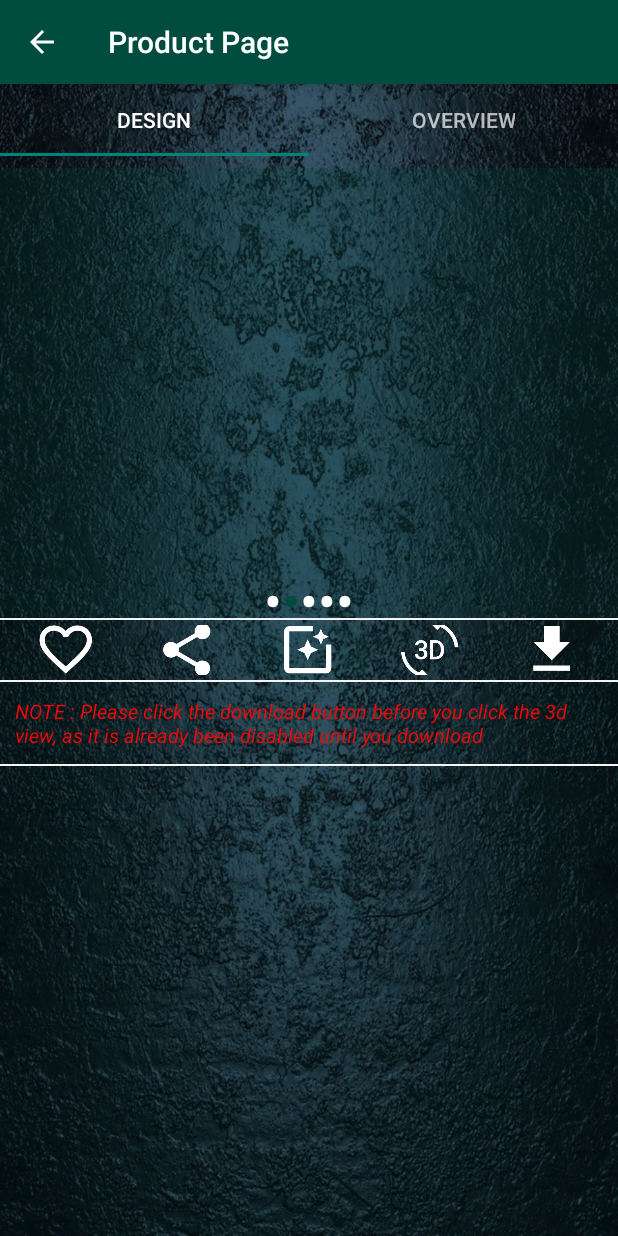
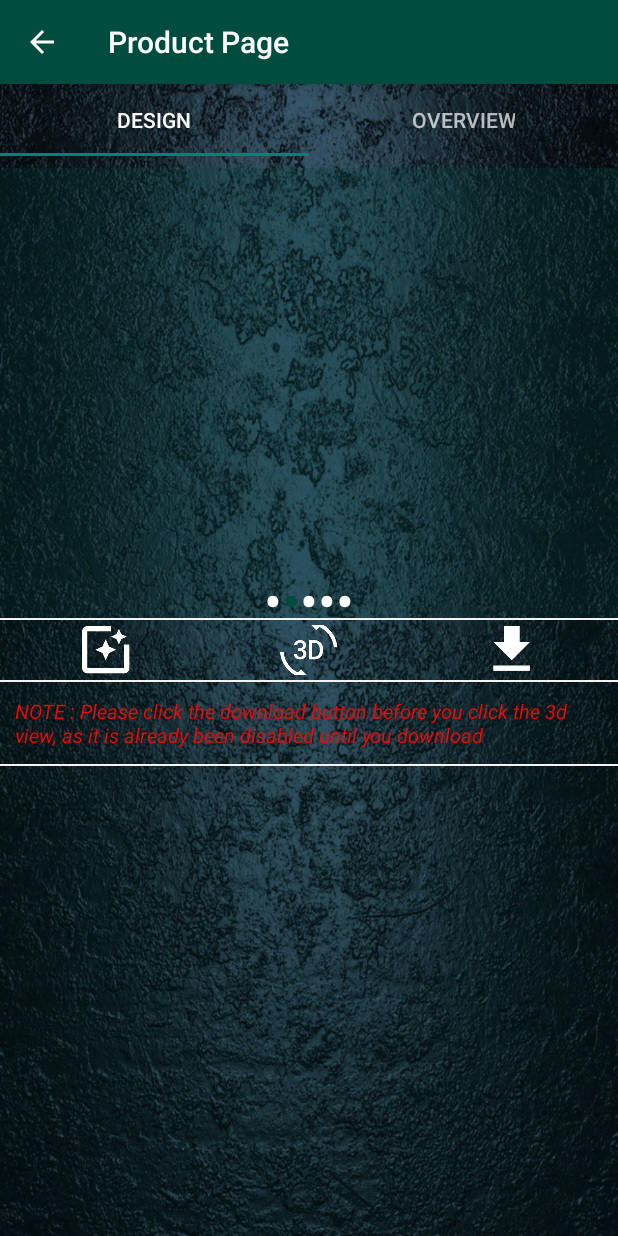
Before and after one commit to RamakrishnaKatta/Lcatalog_Module_AndroidApp, an Android app: the Fragment_ProductImages screen opened directly, with no data from a screen before it, on a phone screen of 412 x 824 dp. Run offline under Robolectric (Android 15) with nearby library versions, the phone set to English and light mode, and no system bars; our stand-ins replace Volley; plain views replace fav_like_view; network calls fail; 25 statements that could not run were skipped.

Commit message:
minor changes

```diff
--- a/app/src/main/java/com/lucidleanlabs/dev/lcatalog_module/Fragment_ProductImages.java
+++ b/app/src/main/java/com/lucidleanlabs/dev/lcatalog_module/Fragment_ProductImages.java
@@ -145,11 +145,11 @@ public class Fragment_ProductImages extends Fragment {
             }
         });
 
-        Article_ZipFileLocation = Environment.getExternalStorageDirectory() + "/L_CATALOGUE/Models/" + article_name + "/" + article_id + ".zip";
+        Article_ZipFileLocation = Environment.getExternalStorageDirectory() + "/L_CATALOG-MODULE/Models/" + article_name + "/" + article_id + ".zip";
         Log.e(TAG, "ZipFileLocation--" + Article_ZipFileLocation);
-        Article_ExtractLocation = Environment.getExternalStorageDirectory() + "/L_CATALOGUE/Models/" + article_name + "/";
+        Article_ExtractLocation = Environment.getExternalStorageDirectory() + "/L_CATALOG-MODULE/Models/" + article_name + "/";
         Log.e(TAG, "ExtractLocation--" + Article_ExtractLocation);
-        Article_3DSFileLocation = Environment.getExternalStorageDirectory() + "/L_CATALOGUE/Models/" + article_name + "/article_view.3ds";
+        Article_3DSFileLocation = Environment.getExternalStorageDirectory() + "/L_CATALOG-MODULE/Models/" + article_name + "/article_view.3ds";
         Log.e(TAG, "Object3DFileLocation--" + Article_3DSFileLocation);
 
         note = (LinearLayout) view.findViewById(R.id.download_note);
@@ -230,7 +230,7 @@ public class Fragment_ProductImages extends Fragment {
             public void onClick(View v) {
                 Intent sharingIntent = new Intent(android.content.Intent.ACTION_SEND);
                 sharingIntent.setType("text/plain");
-                sharingIntent.putExtra(android.content.Intent.EXTRA_SUBJECT, "L_CATALOGUE");
+                sharingIntent.putExtra(android.content.Intent.EXTRA_SUBJECT, "L_CATALOG-MODULE");
                 sharingIntent.putExtra(android.content.Intent.EXTRA_TEXT, "If you want to know more details Click here to visit http://lucidleanlabs.com/ ");
                 startActivity(Intent.createChooser(sharingIntent, "Share via"));
             }
@@ -278,7 +278,7 @@ public class Fragment_ProductImages extends Fragment {
         File folder = null;
         if (state.contains(Environment.MEDIA_MOUNTED)) {
             Log.e(TAG, "Article Name--" + article_name);
-            folder = new File(Environment.getExternalStorageDirectory() + "/L_CATALOGUE/Models/" + article_name);
+            folder = new File(Environment.getExternalStorageDirectory() + "/L_CATALOG-MODULE/Models/" + article_name);
         }
         assert folder != null;
         if (!folder.exists()) {
--- a/app/src/main/java/com/lucidleanlabs/dev/lcatalog_module/MainActivity.java
+++ b/app/src/main/java/com/lucidleanlabs/dev/lcatalog_module/MainActivity.java
@@ -2,6 +2,7 @@ package com.lucidleanlabs.dev.lcatalog_module;
 import android.content.Intent;
 import android.support.v7.app.AppCompatActivity;
 import android.os.Bundle;
+import android.support.v7.widget.Toolbar;
 import android.view.View;
 import android.widget.ImageView;
 
@@ -12,6 +13,10 @@ public class MainActivity extends AppCompatActivity {
     protected void onCreate(Bundle savedInstanceState) {
         super.onCreate(savedInstanceState);
         setContentView(R.layout.activity_main);
+
+        Toolbar toolbar = (Toolbar) findViewById(R.id.toolbar);
+        setSupportActionBar(toolbar);
+
 
         imageView = (ImageView) findViewById(R.id.icon);
         imageView.setOnClickListener(new View.OnClickListener() {
--- a/app/src/main/java/com/lucidleanlabs/dev/lcatalog_module/ProductPageAdapter.java
+++ b/app/src/main/java/com/lucidleanlabs/dev/lcatalog_module/ProductPageAdapter.java
@@ -1,10 +1,4 @@
 package com.lucidleanlabs.dev.lcatalog_module;
-
-import android.os.Bundle;
-import android.support.v4.app.Fragment;
-import android.support.v4.app.FragmentManager;
-import android.support.v4.app.FragmentStatePagerAdapter;
-import android.util.Log;
 
 import android.os.Bundle;
 import android.support.v4.app.Fragment;
--- a/app/src/main/java/com/lucidleanlabs/dev/lcatalog_module/loader3ds/MyGLSurfaceView.java
+++ b/app/src/main/java/com/lucidleanlabs/dev/lcatalog_module/loader3ds/MyGLSurfaceView.java
@@ -5,9 +5,7 @@ import android.opengl.GLSurfaceView;
 import android.util.AttributeSet;
 import android.view.MotionEvent;
 
-/**
- * Created by ramky on 17-10-2017.
- */
+
 public class MyGLSurfaceView extends GLSurfaceView {
     private MyGLRenderer mRenderer;
 
--- a/app/src/main/res/layout/content_article3d_view.xml
+++ b/app/src/main/res/layout/content_article3d_view.xml
@@ -13,7 +13,7 @@
         android:layout_height="fill_parent"
         android:orientation="vertical">
 
-        <com.lucidleanlabs.dev.lcatalog.loader3ds.MyGLSurfaceView
+        <com.lucidleanlabs.dev.lcatalog_module.loader3ds.MyGLSurfaceView
             android:id="@+id/glView"
             android:layout_width="match_parent"
             android:layout_height="match_parent" />
--- a/app/src/main/res/layout/fragment_product_images.xml
+++ b/app/src/main/res/layout/fragment_product_images.xml
@@ -57,34 +57,17 @@
             android:layout_height="@dimen/margin_40"
             android:orientation="horizontal"
             android:padding="@dimen/margin_3"
-            android:weightSum="5">
+            android:weightSum="3">
 
-            <!--<com.lucidleanlabs.dev.lcatalog.dots.fav_like_view-->
-                <!--android:id="@+id/article_fav_icon"-->
-                <!--android:layout_width="wrap_content"-->
-                <!--android:layout_height="wrap_content" />-->
-            <ImageButton
-                android:id="@+id/article_fav_icon"
-                android:layout_width="wrap_content"
-                android:layout_height="wrap_content"
-                android:layout_weight="1"
-                android:background="@android:color/transparent"
-                app:srcCompat="@mipmap/ic_fav_off" />
 
-            <ImageButton
-                android:id="@+id/article_share_icon"
-                android:layout_width="wrap_content"
-                android:layout_height="wrap_content"
-                android:layout_weight="1"
-                android:background="@android:color/transparent"
-                app:srcCompat="@mipmap/ic_menu_share" />
+
 
             <ImageButton
                 android:id="@+id/article_augment_icon"
                 android:layout_width="wrap_content"
                 android:layout_height="wrap_content"
                 android:layout_weight="1"
-                android:background="@color/transparent"
+                android:background="@android:color/transparent"
                 app:srcCompat="@mipmap/ic_augment" />
 
             <ImageButton
```
Also changed, not shown: app/src/main/java/com/lucidleanlabs/dev/lcatalog_module/AR/ARNativeActivity.java (+0 -18 lines), app/src/main/java/com/lucidleanlabs/dev/lcatalog_module/AR/ARNativeRenderer.java (+0 -8 lines), app/src/main/java/com/lucidleanlabs/dev/lcatalog_module/ListViewHorizontalAdapter.java (+0 -21 lines), app/src/main/java/com/lucidleanlabs/dev/lcatalog_module/ListViewVerticalAdapter.java (+0 -19 lines), app/src/main/java/com/lucidleanlabs/dev/lcatalog_module/ProductPageActivity.java (+0 -13 lines), app/src/main/java/com/lucidleanlabs/dev/lcatalog_module/UnzipUtil.java (+0 -9 lines), app/src/main/res/layout/content_main.xml (+16 -1 lines).
